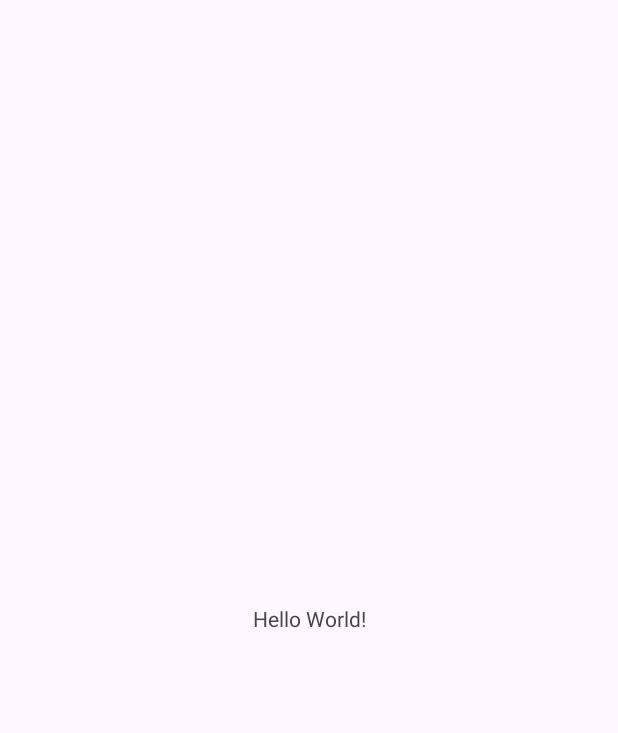
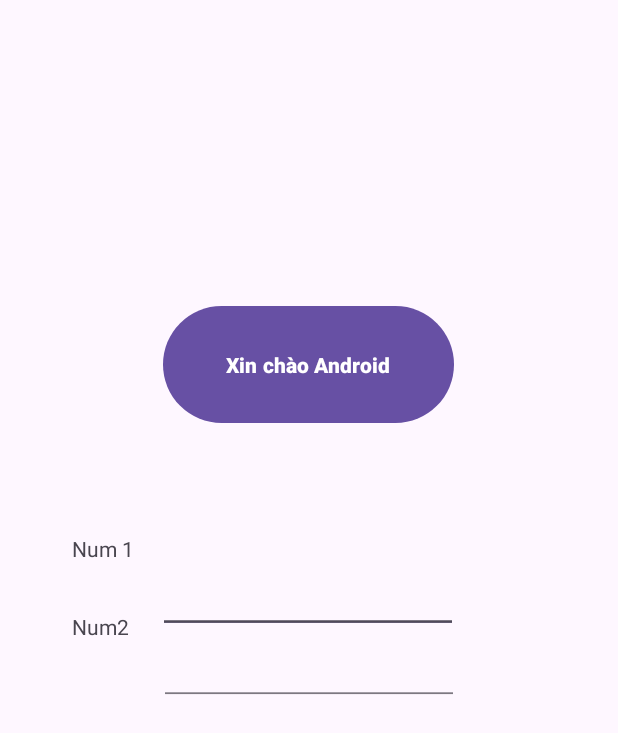
Before and after one commit to datx24/64130299-MobieAppDev, an Android app: the screen it shows after launch (MainActivity), on a phone screen of 412 x 824 dp. Before the commit the part shown is almost empty. Shown: the top 733 px of the screen. Run offline under Robolectric (Android 15) with nearby library versions, the phone set to English and light mode, and no system bars.

Commit message:
làm bài tính tổng

```diff
--- a/app/src/main/java/dat/nguyenxuan/viduhello/MainActivity.java
+++ b/app/src/main/java/dat/nguyenxuan/viduhello/MainActivity.java
@@ -1,6 +1,9 @@
 package dat.nguyenxuan.viduhello;
 
 import android.os.Bundle;
+import android.view.View;
+import android.widget.EditText;
+import android.widget.Toast;
 
 import androidx.activity.EdgeToEdge;
 import androidx.appcompat.app.AppCompatActivity;
@@ -21,4 +24,23 @@ public class MainActivity extends AppCompatActivity {
             return insets;
         });
     }
+
+    public  void  SayHello(View v) {
+        //Tìm điều khiển
+        EditText soThuNhat = findViewById(R.id.edtNum);
+        EditText soThuHai = findViewById(R.id.edtNum1);
+        //Lấy dữ liệu. getter
+        String s1 = soThuNhat.getText().toString();
+        String s2 = soThuHai.getText().toString();
+        //Chuyển kiểu
+        double num1 = Double.parseDouble(s1);
+        double num2 = Double.parseDouble(s2);
+        //Tinh toán
+        double tong = num1 + num2;
+
+        //Chuẩn bị đề xuất
+        String chuoiXuat = "Tổng là: " + String.valueOf(tong);
+
+        Toast.makeText(this,"Bạn vừa chạm tôi!",Toast.LENGTH_SHORT).show();
+    }
 }
--- a/app/src/main/res/layout/activity_main.xml
+++ b/app/src/main/res/layout/activity_main.xml
@@ -7,13 +7,72 @@
     android:layout_height="match_parent"
     tools:context=".MainActivity">
 
-    <TextView
-        android:layout_width="wrap_content"
-        android:layout_height="wrap_content"
-        android:text="Hello World!"
-        app:layout_constraintBottom_toBottomOf="parent"
+    <Button
+        android:id="@+id/btnHello"
+        android:layout_width="194dp"
+        android:layout_height="86dp"
+        android:layout_marginStart="100dp"
+        android:layout_marginTop="200dp"
+        android:layout_marginEnd="100dp"
+        android:onClick="SayHello"
+        android:text="Xin chào Android"
+        android:textStyle="bold"
         app:layout_constraintEnd_toEndOf="parent"
+        app:layout_constraintHorizontal_bias="0.47"
         app:layout_constraintStart_toStartOf="parent"
         app:layout_constraintTop_toTopOf="parent" />
 
+    <TextView
+        android:id="@+id/textView"
+        android:layout_width="wrap_content"
+        android:layout_height="wrap_content"
+        android:layout_marginStart="48dp"
+        android:layout_marginTop="356dp"
+        android:text="Num 1"
+        app:layout_constraintStart_toStartOf="parent"
+        app:layout_constraintTop_toTopOf="parent" />
+
+    <EditText
+        android:id="@+id/edtNum1"
+        android:layout_width="200dp"
+        android:layout_height="20dp"
+        android:layout_marginStart="16dp"
+        android:ems="10"
+        android:inputType="text"
+        app:layout_constraintBottom_toBottomOf="parent"
+        app:layout_constraintStart_toEndOf="@+id/textView"
+        app:layout_constraintTop_toTopOf="parent" />
+
+    <EditText
+        android:id="@+id/edtNum"
+        android:layout_width="200dp"
+        android:layout_height="20dp"
+        android:layout_marginStart="16dp"
+        android:ems="10"
+        android:inputType="text"
+        app:layout_constraintBottom_toBottomOf="parent"
+        app:layout_constraintStart_toEndOf="@+id/textView"
+        app:layout_constraintTop_toTopOf="parent" />
+
+    <TextView
+        android:id="@+id/textView3"
+        android:layout_width="wrap_content"
+        android:layout_height="wrap_content"
+        android:layout_marginStart="48dp"
+        android:layout_marginTop="408dp"
+        android:text="Num2"
+        app:layout_constraintStart_toStartOf="parent"
+        app:layout_constraintTop_toTopOf="parent" />
+
+    <EditText
+        android:id="@+id/edtNum2"
+        android:layout_width="200dp"
+        android:layout_height="20dp"
+        android:layout_marginStart="20dp"
+        android:layout_marginTop="28dp"
+        android:ems="10"
+        android:inputType="text"
+        app:layout_constraintStart_toEndOf="@+id/textView3"
+        app:layout_constraintTop_toBottomOf="@+id/edtNum1" />
+
 </androidx.constraintlayout.widget.ConstraintLayout>
```
